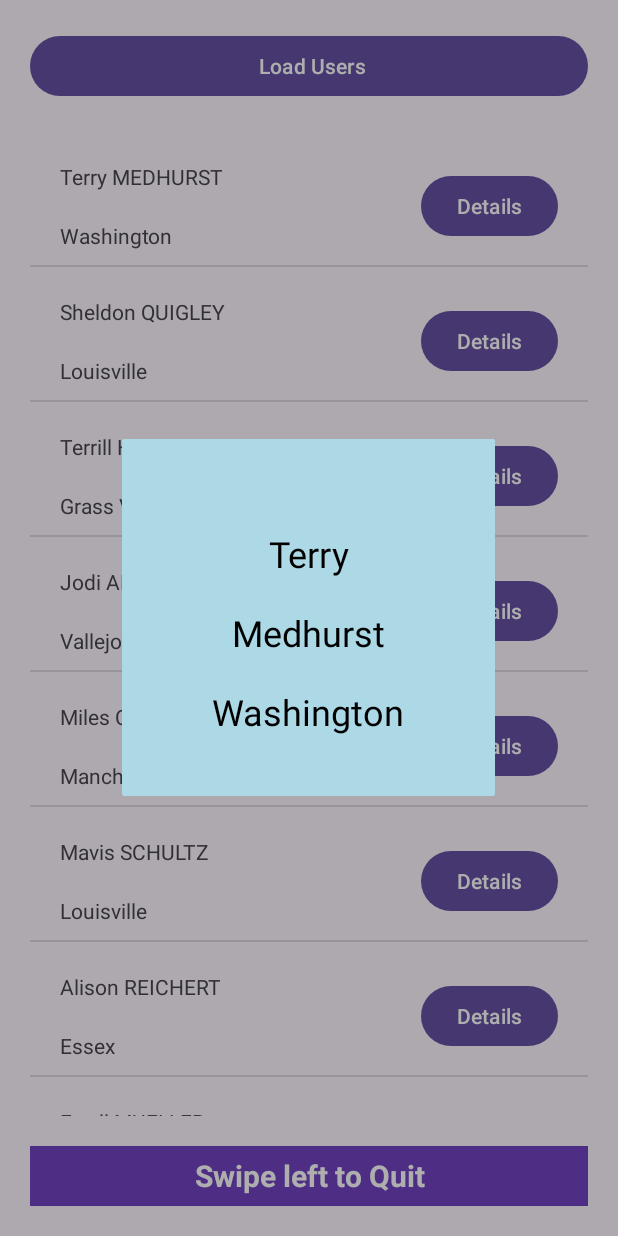
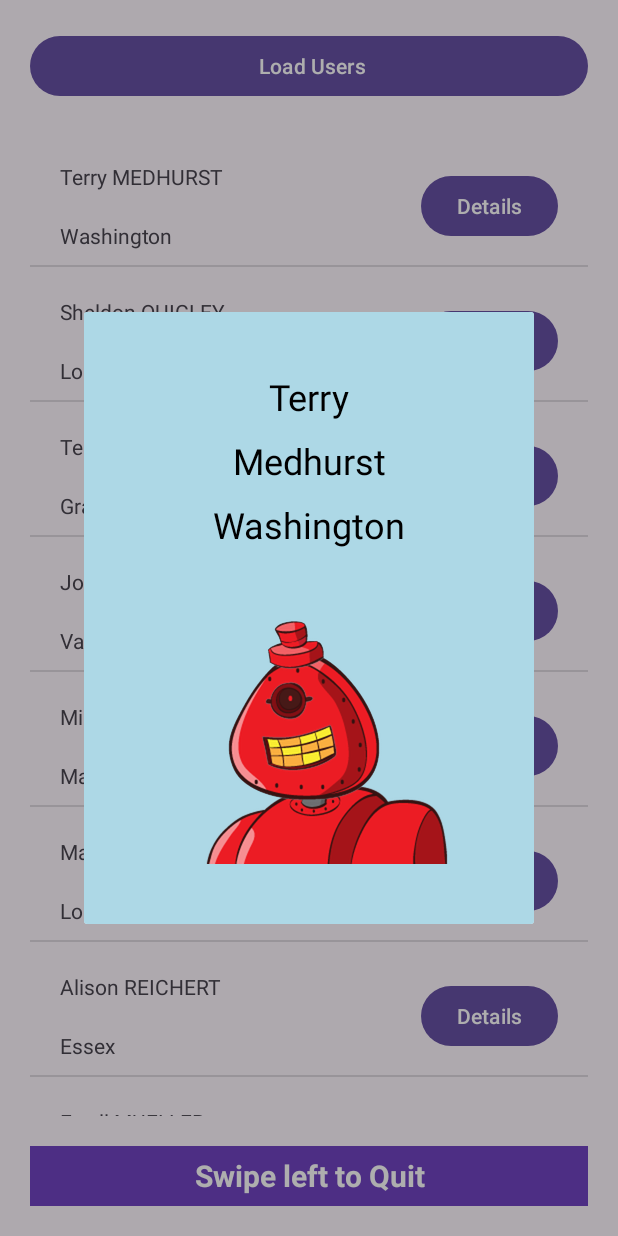
Before and after one commit to KhalidIdouahman/Mini_Project_01, an Android app: the screen it shows after launch (MainActivity), after a tap on "Details", on a phone screen of 412 x 824 dp. Run offline under Robolectric (Android 15) with nearby library versions, the phone set to English and light mode, and no system bars; 1 other tap on this screen came first.

Commit message:
program the details btn to show user infos in a dialogFragment + load the image also + double click for check the user still work .

```diff
--- a/app/src/main/java/com/example/miniproject_01/UserDetailsDialogFragment.java
+++ b/app/src/main/java/com/example/miniproject_01/UserDetailsDialogFragment.java
@@ -1,15 +1,21 @@
 package com.example.miniproject_01;
 
+import android.graphics.Bitmap;
+import android.graphics.BitmapFactory;
 import android.graphics.Color;
 import android.os.Bundle;
 import android.view.LayoutInflater;
 import android.view.View;
 import android.view.ViewGroup;
+import android.widget.ImageView;
 import android.widget.TextView;
 
 import androidx.annotation.NonNull;
 import androidx.annotation.Nullable;
 import androidx.fragment.app.DialogFragment;
+
+import java.io.IOException;
+import java.io.InputStream;
 
 public class UserDetailsDialogFragment extends DialogFragment {
     UserModel user;
@@ -25,10 +31,19 @@ public class UserDetailsDialogFragment extends DialogFragment {
         TextView userFnameDetails = view.findViewById(R.id.user_ft_name_details);
         TextView userLnameDetails = view.findViewById(R.id.user_lt_name_details);
         TextView userCityDetails = view.findViewById(R.id.user_city_details);
+        ImageView userImageDetails = view.findViewById(R.id.user_image_details);
 
         userFnameDetails.setText(user.getFirstName());
         userLnameDetails.setText(user.getLastName());
         userCityDetails.setText(user.getCity());
+
+        try {
+            InputStream inputStream = requireContext().getAssets().open(user.getImage());
+            Bitmap bitmap = BitmapFactory.decodeStream(inputStream);
+            userImageDetails.setImageBitmap(bitmap);
+        } catch (IOException e) {
+            e.printStackTrace();
+        }
 
         if (user.getGender().equals("male")) {
             view.setBackgroundColor(Color.parseColor("#ADD8E6"));
--- a/app/src/main/java/com/example/miniproject_01/UserModel.java
+++ b/app/src/main/java/com/example/miniproject_01/UserModel.java
@@ -7,6 +7,8 @@ public class UserModel {
     private String lastName;
     private String gender;
     private String city;
+    private String image;
+
 
     public String getFirstName() {
         return firstName;
@@ -24,12 +26,16 @@ public class UserModel {
         return city;
     }
 
+    public String getImage() {
+        return image;
+    }
 
-    public UserModel(String firstName, String lastName, String gender, String city) {
+    public UserModel(String firstName, String lastName, String gender, String city , String image) {
         this.firstName = firstName;
         this.lastName = lastName;
         this.gender = gender;
         this.city = city;
+        this.image = image;
     }
 
     public String fullName() {
--- a/app/src/main/res/layout/item_user_details.xml
+++ b/app/src/main/res/layout/item_user_details.xml
@@ -4,14 +4,14 @@
     xmlns:tools="http://schemas.android.com/tools"
     android:layout_width="match_parent"
     android:layout_height="wrap_content"
-    android:padding="40dp">
+    android:padding="30dp">
 
     <TextView
         android:id="@+id/user_ft_name_details"
         android:layout_width="wrap_content"
         android:layout_height="wrap_content"
         android:layout_marginStart="20dp"
-        android:layout_marginTop="20dp"
+        android:layout_marginTop="10dp"
         android:layout_marginEnd="20dp"
         android:text="First name"
         android:textColor="#000000"
@@ -25,7 +25,7 @@
         android:layout_width="wrap_content"
         android:layout_height="wrap_content"
         android:layout_marginStart="20dp"
-        android:layout_marginTop="20dp"
+        android:layout_marginTop="10dp"
         android:layout_marginEnd="20dp"
         android:text="last name"
         android:textColor="#000000"
@@ -39,7 +39,7 @@
         android:layout_width="wrap_content"
         android:layout_height="wrap_content"
         android:layout_marginStart="20dp"
-        android:layout_marginTop="20dp"
+        android:layout_marginTop="10dp"
         android:layout_marginEnd="20dp"
         android:text="City"
         android:textColor="#000000"
@@ -48,4 +48,18 @@
         app:layout_constraintStart_toStartOf="parent"
         app:layout_constraintTop_toBottomOf="@+id/user_lt_name_details" />
 
+    <ImageView
+        android:id="@+id/user_image_details"
+        android:layout_width="wrap_content"
+        android:layout_height="wrap_content"
+        android:layout_marginStart="20dp"
+        android:layout_marginTop="10dp"
+        android:layout_marginEnd="20dp"
+        android:layout_marginBottom="10dp"
+        app:layout_constraintBottom_toBottomOf="parent"
+        app:layout_constraintEnd_toEndOf="parent"
+        app:layout_constraintStart_toStartOf="parent"
+        app:layout_constraintTop_toBottomOf="@+id/user_city_details"
+        tools:srcCompat="@tools:sample/avatars" />
+
 </androidx.constraintlayout.widget.ConstraintLayout>
```
Also changed, not shown: app/src/main/java/com/example/miniproject_01/MainActivity.java (+73 -22 lines).
